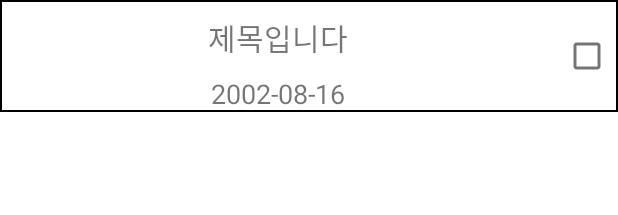
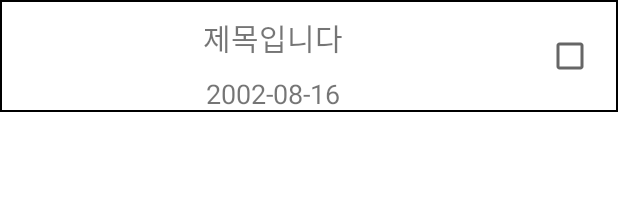
Before and after one commit to OhChanhee/SimpleToDoList, an Android app: the layout recyclerview_item.xml on its own in the app's theme, with its tools: preview values and no code run, on a phone screen of 412 x 824 dp. Shown: the top 215 px of the screen. Run offline under Robolectric (Android 15) with nearby library versions, the phone set to English and light mode, and no system bars.

Commit message:
[Fix] Back System
아이템 추가후 뒤로가기버튼을누르면
다시 할일 작성화면으로 가는 버그 수정

```diff
--- a/app/src/main/java/com/example/simpletodolist/AddActivity.kt
+++ b/app/src/main/java/com/example/simpletodolist/AddActivity.kt
@@ -1,6 +1,5 @@
 package com.example.simpletodolist
 
-import android.content.Intent
 import android.os.Bundle
 import android.view.Menu
 import android.view.MenuItem
@@ -30,7 +29,7 @@ class AddActivity : AppCompatActivity() {
                     isEnd = false
                 )
                 AppDataBase.getInstance(this@AddActivity)!!.memoItemDao().insertItem(item)
-                openMainActivity()
+                finishActivity()
             }
         }
 
@@ -44,12 +43,12 @@ class AddActivity : AppCompatActivity() {
 
     override fun onOptionsItemSelected(item: MenuItem): Boolean {
         if (item.itemId == R.id.app_bar_back) {
-            openMainActivity()
+            finishActivity()
         }
         return super.onOptionsItemSelected(item)
     }
 
-    private fun openMainActivity() {
-        startActivity(Intent(this, MainActivity::class.java))
+    private fun finishActivity() {
+        finish()
     }
 }
--- a/app/src/main/java/com/example/simpletodolist/fragment/BusyWorksFragment.kt
+++ b/app/src/main/java/com/example/simpletodolist/fragment/BusyWorksFragment.kt
@@ -34,6 +34,11 @@ class BusyWorksFragment : Fragment() {
         return binding.root
     }
 
+    override fun onResume() {
+        super.onResume()
+        readDB()
+    }
+
     private fun readDB() {
         CoroutineScope(Dispatchers.IO).launch {
             val item = AppDataBase.getInstance(requireContext())!!.memoItemDao().getBusyWorksMemo()
--- a/app/src/main/java/com/example/simpletodolist/fragment/FreeWorksFragment.kt
+++ b/app/src/main/java/com/example/simpletodolist/fragment/FreeWorksFragment.kt
@@ -34,6 +34,12 @@ class FreeWorksFragment : Fragment() {
 
         return binding.root
     }
+
+    override fun onResume() {
+        super.onResume()
+        readDB()
+    }
+
     private fun readDB() {
         CoroutineScope(Dispatchers.IO).launch {
             val item = AppDataBase.getInstance(requireContext())!!.memoItemDao().getFreeWorksMemo()
--- a/app/src/main/java/com/example/simpletodolist/fragment/WishWorksFragment.kt
+++ b/app/src/main/java/com/example/simpletodolist/fragment/WishWorksFragment.kt
@@ -34,6 +34,11 @@ class WishWorksFragment : Fragment() {
         return binding.root
     }
 
+    override fun onResume() {
+        super.onResume()
+        readDB()
+    }
+
     private fun readDB() {
         CoroutineScope(Dispatchers.IO).launch {
             val item = AppDataBase.getInstance(requireContext())!!.memoItemDao().getWishWorksMemo()
--- a/app/src/main/res/layout/recyclerview_item.xml
+++ b/app/src/main/res/layout/recyclerview_item.xml
@@ -1,49 +1,41 @@
 <?xml version="1.0" encoding="utf-8"?>
-<LinearLayout xmlns:android="http://schemas.android.com/apk/res/android"
+<androidx.constraintlayout.widget.ConstraintLayout xmlns:android="http://schemas.android.com/apk/res/android"
     xmlns:app="http://schemas.android.com/apk/res-auto"
-    xmlns:tools="http://schemas.android.com/tools"
     android:layout_width="match_parent"
     android:layout_height="wrap_content"
-    android:orientation="horizontal"
     android:background="@drawable/item_layout">
 
 
-        <LinearLayout
-            android:id="@+id/item_body"
+    <androidx.appcompat.widget.AppCompatTextView
+        android:id="@+id/title_text"
         android:layout_width="0dp"
         android:layout_height="wrap_content"
-            android:layout_weight="9"
-            android:orientation="vertical"
+        android:padding="10dp"
+        android:text="제목입니다"
+        android:textAlignment="center"
+        android:textSize="20sp"
+        app:layout_constraintEnd_toStartOf="@+id/end_checkbox"
         app:layout_constraintStart_toStartOf="parent"
-            app:layout_constraintTop_toTopOf="parent">
+        app:layout_constraintTop_toTopOf="parent" />
 
-                <TextView
-                    android:id="@+id/title_text"
-                    android:layout_width="match_parent"
-                    android:layout_height="wrap_content"
-                    android:padding="10dp"
-                    android:textAlignment="center"
-                    android:text="제목입니다"
-                    android:textSize="20dp" />
-
-                <TextView
+    <androidx.appcompat.widget.AppCompatTextView
         android:id="@+id/time_text"
-                    android:layout_width="match_parent"
+        android:layout_width="0dp"
         android:layout_height="wrap_content"
         android:text="2002-08-16"
         android:textAlignment="center"
-                    android:textSize="18dp"
-                    tools:layout_editor_absoluteX="0dp"
-                    tools:layout_editor_absoluteY="178dp" />
-        </LinearLayout>
+        android:textSize="18sp"
+        app:layout_constraintEnd_toStartOf="@+id/end_checkbox"
+        app:layout_constraintStart_toStartOf="parent"
+        app:layout_constraintTop_toBottomOf="@+id/title_text" />
 
-        <CheckBox
+
+    <androidx.appcompat.widget.AppCompatCheckBox
         android:id="@+id/end_checkbox"
         android:layout_width="0dp"
         android:layout_height="match_parent"
-            android:layout_weight="1"
-            android:gravity="center"
-            tools:layout_editor_absoluteX="0dp"
-            tools:layout_editor_absoluteY="357dp" />
+        app:layout_constraintBottom_toBottomOf="parent"
+        app:layout_constraintEnd_toEndOf="parent"
+        app:layout_constraintTop_toTopOf="parent" />
 
-</LinearLayout>
+</androidx.constraintlayout.widget.ConstraintLayout>
```
Also changed, not shown: app/src/main/java/com/example/simpletodolist/MainActivity.kt (+9 -9 lines). Lines whose indentation alone changed are shown as unchanged.
